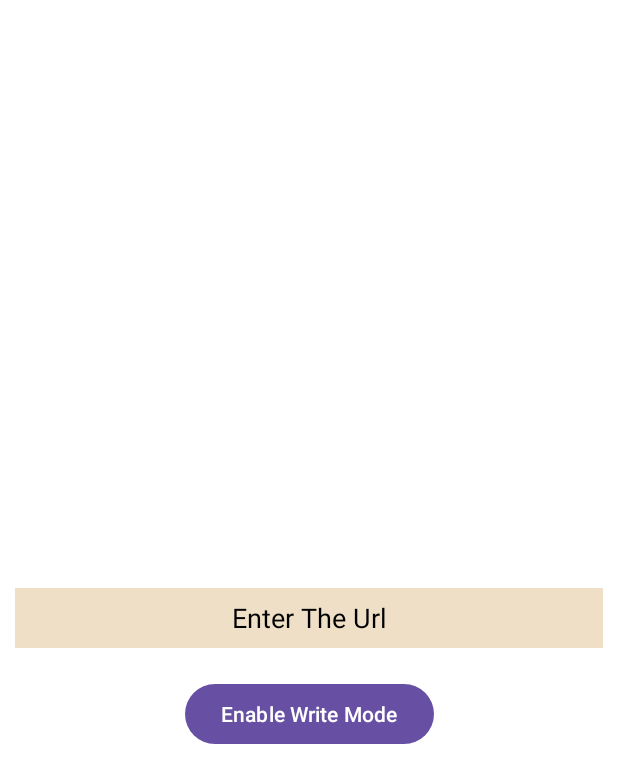
After one commit to Rahulbitcot/Learning_App, an Android app: the NFCTag screen opened directly, with no data from a screen before it, on a phone screen of 412 x 824 dp. The commit adds this screen. Shown: the top 783 px of the screen. Run offline under Robolectric (Android 15) with nearby library versions, the phone set to English and light mode, and no system bars; our stand-ins replace sdp/ssp sizes.

Commit message:
Nfc Card Read Write

```diff
--- a/app/src/main/java/com/example/learningapp/MainActivity.kt
+++ b/app/src/main/java/com/example/learningapp/MainActivity.kt
@@ -7,6 +7,7 @@ import androidx.appcompat.app.AppCompatActivity
 import com.example.learningapp.activityLifeCycle.ActivityLifeCycle
 import com.example.learningapp.retrofit.activity.RandomUserActivity
 import com.example.learningapp.broadcast_reciever.BroadcastReceiverActivity
+import com.example.learningapp.collapseToolbar.CollapseToolbar
 import com.example.learningapp.coroutines.CoroutinesActivity
 import com.example.learningapp.database.SharedPref
 import com.example.learningapp.databinding.ActivityMainBinding
@@ -16,6 +17,7 @@ import com.example.learningapp.fragmentLifeCycle.activity.FragmentLifeCycle
 import com.example.learningapp.liveData.view.MainView
 import com.example.learningapp.lottieAnimations.LottieAnimation
 import com.example.learningapp.mvvm.view.ViewActivity
+import com.example.learningapp.nfcTag.NFCTag
 import com.example.learningapp.pdfCreation.PdfCreation
 import com.example.learningapp.permissionHandling.PermissionActivity
 import com.example.learningapp.roomDb.activity.RoomDbActivity
@@ -51,6 +53,8 @@ class MainActivity : AppCompatActivity() {
         onBtnClick(binding.btLottieAnimation , LottieAnimation::class.java )
         onBtnClick(binding.btServices , ForegroundServices::class.java )
         onBtnClick(binding.btWorkManager , WorkManagerActivity::class.java )
+        onBtnClick(binding.btNfcTag , NFCTag::class.java )
+        onBtnClick(binding.btCollapse , CollapseToolbar::class.java )
 
     }
 
--- /dev/null
+++ b/app/src/main/res/layout/activity_nfctag.xml
@@ -0,0 +1,40 @@
+<?xml version="1.0" encoding="utf-8"?>
+<androidx.constraintlayout.widget.ConstraintLayout
+    xmlns:android="http://schemas.android.com/apk/res/android"
+    xmlns:tools="http://schemas.android.com/tools"
+    xmlns:app="http://schemas.android.com/apk/res-auto"
+    android:id="@+id/main"
+    android:background="@color/white"
+    android:layout_width="match_parent"
+    android:layout_height="match_parent"
+    tools:context=".nfcTag.NFCTag">
+
+  <EditText
+      android:id="@+id/txtView_Url"
+      android:layout_width="match_parent"
+      android:autofillHints="Url"
+      android:gravity="center"
+      android:minHeight="40dp"
+      android:textColor="@color/black"
+      android:layout_margin="10dp"
+      android:layout_height="wrap_content"
+      android:hint="Enter The Url"
+      android:textColorHint="@color/black"
+      android:background="@color/random_user_item_cardBg"
+      app:layout_constraintStart_toStartOf="parent"
+      app:layout_constraintEnd_toEndOf="parent"
+      app:layout_constraintTop_toTopOf="parent"
+      app:layout_constraintBottom_toBottomOf="parent"
+      tools:ignore="HardcodedText" />
+
+  <com.google.android.material.button.MaterialButton
+      android:id="@+id/btEnableWriteMode"
+      android:layout_width="wrap_content"
+      android:layout_height="wrap_content"
+    android:text="Enable Write Mode"
+    app:layout_constraintTop_toBottomOf="@+id/txtView_Url"
+    app:layout_constraintStart_toStartOf="@+id/txtView_Url"
+    app:layout_constraintEnd_toEndOf="@id/txtView_Url"
+    android:layout_margin="20dp"/>
+
+  </androidx.constraintlayout.widget.ConstraintLayout>
--- a/gradle.properties
+++ b/gradle.properties
@@ -21,3 +21,4 @@ kotlin.code.style=official
 # resources declared in the library itself and none from the library's dependencies,
 # thereby reducing the size of the R class for that library
 android.nonTransitiveRClass=true
+android.suppressUnsupportedCompileSdk=34
```
Also changed, not shown: app/src/main/AndroidManifest.xml (+36 -2 lines), app/src/main/java/com/example/learningapp/collapseToolbar/CollapseToolbar.kt (added, +26 -0 lines), app/src/main/java/com/example/learningapp/nfcTag/NFCTag.kt (added, +236 -0 lines), app/src/main/res/layout/activity_collapse_toolbar.xml (added, +69 -0 lines), app/src/main/res/layout/activity_main.xml (+19 -0 lines), app/src/main/res/values/strings.xml (+1 -0 lines), app/src/main/res/xml/nfc_tech_filter.xml (added, +7 -0 lines).
